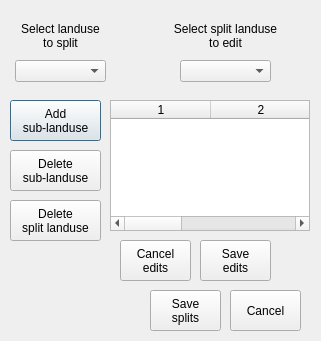
This is QSWATPlus/ui_split.ui in swat-model/QSWATPlus as Qt 5 draws it before an edit. The edited form follows.
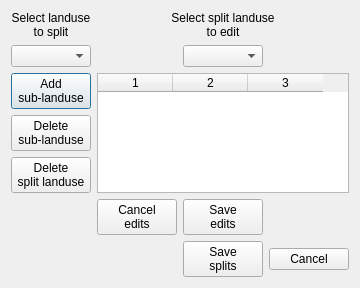
This is the edited form. Icons and pictures are not drawn.

What changed in the file:
```diff
--- a/QSWATPlus/ui_split.ui
+++ b/QSWATPlus/ui_split.ui
@@ -6,8 +6,8 @@
    <rect>
     <x>0</x>
     <y>0</y>
-    <width>321</width>
-    <height>341</height>
+    <width>336</width>
+    <height>270</height>
    </rect>
   </property>
   <property name="windowTitle">
@@ -17,40 +17,9 @@
    <iconset resource="resources.qrc">
     <normaloff>:/plugins/QSWATPlus/swatplus.ico</normaloff>:/plugins/QSWATPlus/swatplus.ico</iconset>
   </property>
-  <widget class="QTableWidget" name="table">
-   <property name="geometry">
-    <rect>
-     <x>110</x>
-     <y>100</y>
-     <width>200</width>
-     <height>131</height>
-    </rect>
-   </property>
-   <property name="columnCount">
-    <number>3</number>
-   </property>
-   <attribute name="verticalHeaderVisible">
-    <bool>true</bool>
-   </attribute>
-   <attribute name="verticalHeaderDefaultSectionSize">
-    <number>20</number>
-   </attribute>
-   <attribute name="verticalHeaderMinimumSectionSize">
-    <number>19</number>
-   </attribute>
-   <column/>
-   <column/>
-   <column/>
-  </widget>
+  <layout class="QGridLayout" name="gridLayout">
+   <item row="0" column="0">
   <widget class="QLabel" name="label_2">
-   <property name="geometry">
-    <rect>
-     <x>10</x>
-     <y>20</y>
-     <width>101</width>
-     <height>31</height>
-    </rect>
-   </property>
    <property name="inputMethodHints">
     <set>Qt::ImhNone</set>
    </property>
@@ -62,40 +31,35 @@
     <set>Qt::AlignCenter</set>
    </property>
   </widget>
+   </item>
+   <item row="0" column="2" colspan="3">
+    <widget class="QLabel" name="label_3">
+     <property name="inputMethodHints">
+      <set>Qt::ImhNone</set>
+     </property>
+     <property name="text">
+      <string>Select split landuse
+to edit</string>
+     </property>
+     <property name="alignment">
+      <set>Qt::AlignCenter</set>
+     </property>
+    </widget>
+   </item>
+   <item row="2" column="0">
   <widget class="QComboBox" name="newCombo">
-   <property name="geometry">
-    <rect>
-     <x>15</x>
-     <y>60</y>
-     <width>91</width>
-     <height>22</height>
-    </rect>
-   </property>
    <property name="insertPolicy">
     <enum>QComboBox::InsertAlphabetically</enum>
    </property>
   </widget>
-  <widget class="QComboBox" name="splitCombo">
-   <property name="geometry">
-    <rect>
-     <x>180</x>
-     <y>60</y>
-     <width>91</width>
-     <height>22</height>
-    </rect>
-   </property>
-   <property name="insertPolicy">
-    <enum>QComboBox::InsertAlphabetically</enum>
-   </property>
-  </widget>
+   </item>
+   <item row="3" column="0">
   <widget class="QPushButton" name="addButton">
-   <property name="geometry">
-    <rect>
-     <x>10</x>
-     <y>100</y>
-     <width>91</width>
-     <height>41</height>
-    </rect>
+     <property name="sizePolicy">
+      <sizepolicy hsizetype="MinimumExpanding" vsizetype="Fixed">
+       <horstretch>0</horstretch>
+       <verstretch>0</verstretch>
+      </sizepolicy>
    </property>
    <property name="toolTip">
     <string>Add a sub-landuse to the split in the table.</string>
@@ -105,14 +69,45 @@
 sub-landuse</string>
    </property>
   </widget>
+   </item>
+   <item row="3" column="2" rowspan="3" colspan="3">
+    <widget class="QTableWidget" name="table">
+     <property name="selectionMode">
+      <enum>QAbstractItemView::SingleSelection</enum>
+     </property>
+     <property name="columnCount">
+      <number>3</number>
+     </property>
+     <attribute name="horizontalHeaderVisible">
+      <bool>true</bool>
+     </attribute>
+     <attribute name="horizontalHeaderDefaultSectionSize">
+      <number>75</number>
+     </attribute>
+     <attribute name="horizontalHeaderMinimumSectionSize">
+      <number>20</number>
+     </attribute>
+     <attribute name="verticalHeaderVisible">
+      <bool>false</bool>
+     </attribute>
+     <attribute name="verticalHeaderDefaultSectionSize">
+      <number>20</number>
+     </attribute>
+     <attribute name="verticalHeaderMinimumSectionSize">
+      <number>19</number>
+     </attribute>
+     <column/>
+     <column/>
+     <column/>
+    </widget>
+   </item>
+   <item row="4" column="0">
   <widget class="QPushButton" name="deleteButton">
-   <property name="geometry">
-    <rect>
-     <x>10</x>
-     <y>150</y>
-     <width>91</width>
-     <height>41</height>
-    </rect>
+     <property name="sizePolicy">
+      <sizepolicy hsizetype="MinimumExpanding" vsizetype="Fixed">
+       <horstretch>0</horstretch>
+       <verstretch>0</verstretch>
+      </sizepolicy>
    </property>
    <property name="toolTip">
     <string>Remove the selected row from the table.  You can select a row by clicking in the table.</string>
@@ -122,14 +117,14 @@
 sub-landuse</string>
    </property>
   </widget>
+   </item>
+   <item row="5" column="0">
   <widget class="QPushButton" name="deleteSplitButton">
-   <property name="geometry">
-    <rect>
-     <x>10</x>
-     <y>200</y>
-     <width>91</width>
-     <height>41</height>
-    </rect>
+     <property name="sizePolicy">
+      <sizepolicy hsizetype="MinimumExpanding" vsizetype="Fixed">
+       <horstretch>0</horstretch>
+       <verstretch>0</verstretch>
+      </sizepolicy>
    </property>
    <property name="toolTip">
     <string>Clear the table and remove the split from the current list of landuses to split.</string>
@@ -139,14 +134,14 @@
 split landuse</string>
    </property>
   </widget>
+   </item>
+   <item row="6" column="2">
   <widget class="QPushButton" name="cancelEditButton">
-   <property name="geometry">
-    <rect>
-     <x>120</x>
-     <y>240</y>
-     <width>71</width>
-     <height>41</height>
-    </rect>
+     <property name="sizePolicy">
+      <sizepolicy hsizetype="MinimumExpanding" vsizetype="Fixed">
+       <horstretch>0</horstretch>
+       <verstretch>0</verstretch>
+      </sizepolicy>
    </property>
    <property name="toolTip">
     <string>Clear the table.</string>
@@ -156,51 +151,14 @@
 edits</string>
    </property>
   </widget>
-  <widget class="QPushButton" name="saveEditButton">
-   <property name="geometry">
-    <rect>
-     <x>200</x>
-     <y>240</y>
-     <width>71</width>
-     <height>41</height>
-    </rect>
-   </property>
-   <property name="toolTip">
-    <string>Save the table as a landuse to be split.  You must edit the percentages first so they sum to 100.</string>
-   </property>
-   <property name="text">
-    <string>Save
-edits</string>
-   </property>
-  </widget>
-  <widget class="QLabel" name="label_3">
-   <property name="geometry">
-    <rect>
-     <x>160</x>
-     <y>20</y>
-     <width>131</width>
-     <height>31</height>
-    </rect>
-   </property>
-   <property name="inputMethodHints">
-    <set>Qt::ImhNone</set>
-   </property>
-   <property name="text">
-    <string>Select split landuse
-to edit</string>
-   </property>
-   <property name="alignment">
-    <set>Qt::AlignCenter</set>
-   </property>
-  </widget>
+   </item>
+   <item row="7" column="4">
   <widget class="QPushButton" name="cancelButton">
-   <property name="geometry">
-    <rect>
-     <x>230</x>
-     <y>290</y>
-     <width>71</width>
-     <height>41</height>
-    </rect>
+     <property name="sizePolicy">
+      <sizepolicy hsizetype="MinimumExpanding" vsizetype="Fixed">
+       <horstretch>0</horstretch>
+       <verstretch>0</verstretch>
+      </sizepolicy>
    </property>
    <property name="toolTip">
     <string>Leave the set of panduses to spliut as they were when this form was opened and exit.</string>
@@ -209,14 +167,70 @@
     <string>Cancel</string>
    </property>
   </widget>
+   </item>
+   <item row="2" column="3">
+    <widget class="QComboBox" name="splitCombo">
+     <property name="sizePolicy">
+      <sizepolicy hsizetype="MinimumExpanding" vsizetype="Fixed">
+       <horstretch>0</horstretch>
+       <verstretch>0</verstretch>
+      </sizepolicy>
+     </property>
+     <property name="insertPolicy">
+      <enum>QComboBox::InsertAlphabetically</enum>
+     </property>
+    </widget>
+   </item>
+   <item row="2" column="4">
+    <spacer name="horizontalSpacer_2">
+     <property name="orientation">
+      <enum>Qt::Horizontal</enum>
+     </property>
+     <property name="sizeHint" stdset="0">
+      <size>
+       <width>40</width>
+       <height>20</height>
+      </size>
+     </property>
+    </spacer>
+   </item>
+   <item row="2" column="2">
+    <spacer name="horizontalSpacer">
+     <property name="orientation">
+      <enum>Qt::Horizontal</enum>
+     </property>
+     <property name="sizeHint" stdset="0">
+      <size>
+       <width>40</width>
+       <height>20</height>
+      </size>
+     </property>
+    </spacer>
+   </item>
+   <item row="6" column="3">
+    <widget class="QPushButton" name="saveEditButton">
+     <property name="sizePolicy">
+      <sizepolicy hsizetype="MinimumExpanding" vsizetype="Fixed">
+       <horstretch>0</horstretch>
+       <verstretch>0</verstretch>
+      </sizepolicy>
+     </property>
+     <property name="toolTip">
+      <string>Save the table as a landuse to be split.  You must edit the percentages first so they sum to 100.</string>
+     </property>
+     <property name="text">
+      <string>Save
+edits</string>
+     </property>
+    </widget>
+   </item>
+   <item row="7" column="3">
   <widget class="QPushButton" name="saveSplitsButton">
-   <property name="geometry">
-    <rect>
-     <x>150</x>
-     <y>290</y>
-     <width>71</width>
-     <height>41</height>
-    </rect>
+     <property name="sizePolicy">
+      <sizepolicy hsizetype="MinimumExpanding" vsizetype="Fixed">
+       <horstretch>0</horstretch>
+       <verstretch>0</verstretch>
+      </sizepolicy>
    </property>
    <property name="toolTip">
     <string>Save the current set of split landuses and exit.</string>
@@ -226,6 +240,8 @@
 splits</string>
    </property>
   </widget>
+   </item>
+  </layout>
  </widget>
  <resources>
   <include location="resources.qrc"/>
```
Lines whose indentation alone changed are shown as unchanged.
